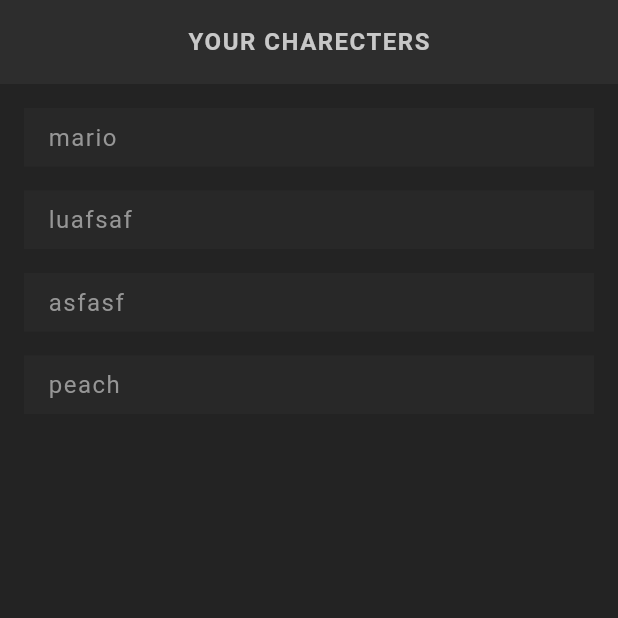
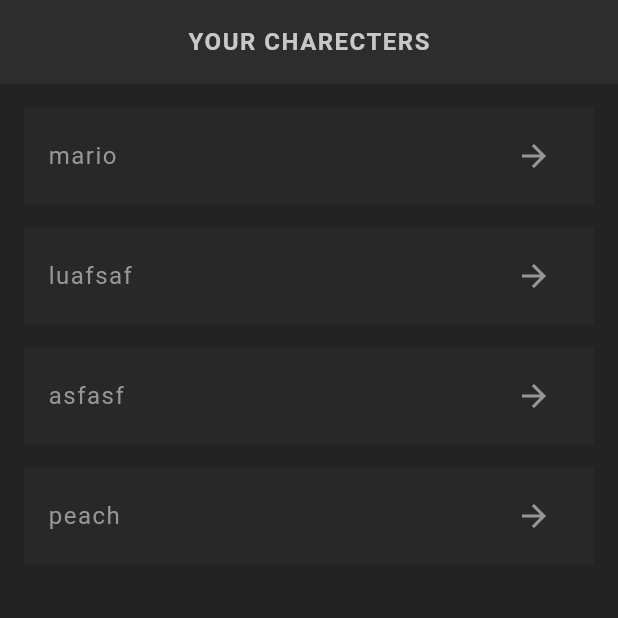
Before and after one commit to msalehabadi/flutter_rpg, a Flutter app: the screen it shows after launch, on a phone screen of 412 x 824 dp, the top half of it. Run offline on Flutter 3.47's test engine with Material 3 defaults, Android fonts, the phone set to English and light mode, and no system bars; our stand-ins replace google_fonts; Roboto replaces fonts that are missing (Kanit).

Commit message:
add icon buttons for app cards widgets

```diff
--- a/lib/screens/home/character_card.dart
+++ b/lib/screens/home/character_card.dart
@@ -1,4 +1,5 @@
 import 'package:flutter/material.dart';
+import 'package:flutter_rpg/theme.dart';
 
 class CharacterCard extends StatelessWidget {
   const CharacterCard(this.character, {super.key});
@@ -11,7 +12,18 @@ class CharacterCard extends StatelessWidget {
       child: Padding(
         padding: const EdgeInsets.symmetric(horizontal: 16, vertical: 8),
         child: Row(
-          children: [Text(character)],
+          children: [
+            Text(character),
+
+            const Expanded(
+              child: SizedBox(),
+              ),
+
+            IconButton(
+            onPressed: () {},
+            icon: Icon(Icons.arrow_forward, color: AppColors.textColor)
+            )
+            ],
         ),
       ),
     );
```
